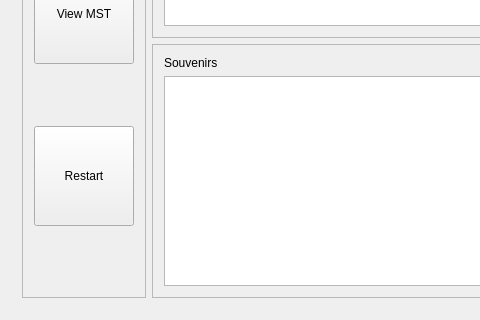
This is Baseball-Itinerary-Program/primewin.ui in xavierliancw/Based-Itinerary as Qt 5 draws it before an edit; both pictures show x 0 to 480 and y 450 to 770 of the 1093 by 770 pixel window. The edited form follows.
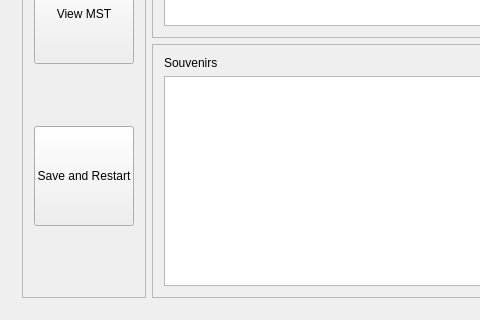
This is the edited form. The open tabs and pages were chosen to show the change.

Diff of the .ui file:
```diff
--- a/Baseball-Itinerary-Program/primewin.ui
+++ b/Baseball-Itinerary-Program/primewin.ui
@@ -1059,7 +1059,7 @@
               </size>
              </property>
              <property name="text">
-              <string>Restart</string>
+              <string>Save and Restart</string>
              </property>
             </widget>
            </item>
```
Left out of the diff: 4 changed lines with no effect on the pictures.
